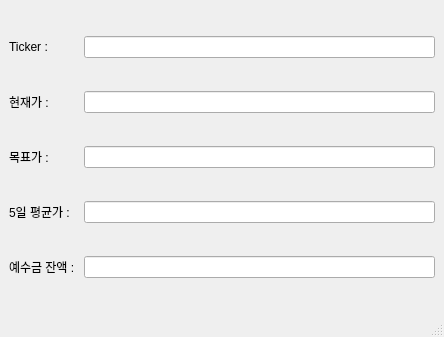
Old version of the form upbitCurrentPrice.ui in the repository kkuho/pracgtice.
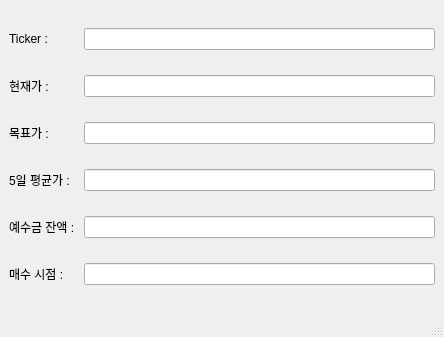
New version of the form.

Commit message: 업비트 자동 매매 수정

```diff
--- a/upbitCurrentPrice.ui
+++ b/upbitCurrentPrice.ui
@@ -65,6 +65,16 @@
     <item row="4" column="1">
      <widget class="QLineEdit" name="lineEdit_5"/>
     </item>
+    <item row="5" column="0">
+     <widget class="QLabel" name="label_6">
+      <property name="text">
+       <string>매수 시점 :</string>
+      </property>
+     </widget>
+    </item>
+    <item row="5" column="1">
+     <widget class="QLineEdit" name="lineEdit_6"/>
+    </item>
    </layout>
   </widget>
   <widget class="QMenuBar" name="menubar">
```
Left out of the diff: 14 changed lines with no effect on the pictures. The commit also changes 2 other files.
